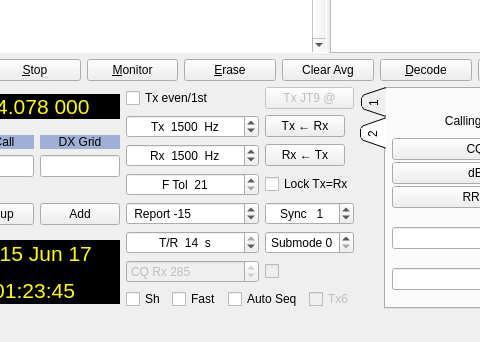
Qt form mainwindow.ui (saitohirga/WSJT-X) before a commit; both pictures show x 120 to 600 and y 223 to 565 of the 896 by 565 pixel window.
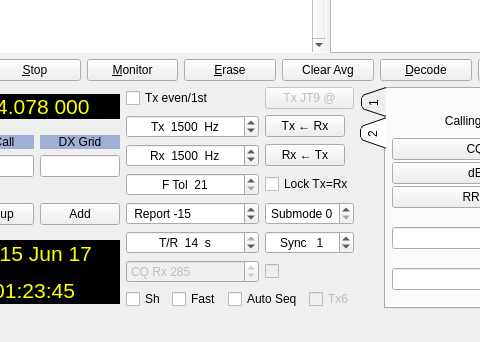
The same form after that commit. Custom widgets are drawn as their Qt base class.

Commit message: Trying to make position and status of the central GUI controls correct and logical for VHF and non-VHF usage.

Patch:
```diff
--- a/mainwindow.ui
+++ b/mainwindow.ui
@@ -600,7 +600,7 @@
                </property>
                <item>
                 <layout class="QGridLayout" name="gridLayout_3">
-                 <item row="11" column="1">
+                 <item row="12" column="1">
                   <widget class="QCheckBox" name="cbCQRx">
                    <property name="enabled">
                     <bool>false</bool>
@@ -616,7 +616,7 @@
                    </property>
                   </widget>
                  </item>
-                 <item row="11" column="0">
+                 <item row="12" column="0">
                   <widget class="QSpinBox" name="sbCQRxFreq">
                    <property name="enabled">
                     <bool>false</bool>
@@ -635,48 +635,7 @@
                    </property>
                   </widget>
                  </item>
-                 <item row="6" column="1">
-                  <widget class="QSpinBox" name="syncSpinBox">
-                   <property name="toolTip">
-                    <string>Synchronizing threshold</string>
-                   </property>
-                   <property name="alignment">
-                    <set>Qt::AlignCenter</set>
-                   </property>
-                   <property name="prefix">
-                    <string>Sync   </string>
-                   </property>
-                   <property name="minimum">
-                    <number>-1</number>
-                   </property>
-                   <property name="maximum">
-                    <number>10</number>
-                   </property>
-                   <property name="value">
-                    <number>1</number>
-                   </property>
-                  </widget>
-                 </item>
-                 <item row="8" column="1">
-                  <widget class="LettersSpinBox" name="sbSubmode">
-                   <property name="toolTip">
-                    <string>Submode controls tone spacing (A is narrowest)</string>
-                   </property>
-                   <property name="alignment">
-                    <set>Qt::AlignCenter</set>
-                   </property>
-                   <property name="prefix">
-                    <string>Submode </string>
-                   </property>
-                   <property name="minimum">
-                    <number>0</number>
-                   </property>
-                   <property name="maximum">
-                    <number>7</number>
-                   </property>
-                  </widget>
-                 </item>
-                 <item row="6" column="0">
+                 <item row="7" column="0">
                   <widget class="QSpinBox" name="rptSpinBox">
                    <property name="toolTip">
                     <string>&lt;html&gt;&lt;head/&gt;&lt;body&gt;&lt;p&gt;Signal report (dB)&lt;/p&gt;&lt;/body&gt;&lt;/html&gt;</string>
@@ -695,7 +654,7 @@
                    </property>
                   </widget>
                  </item>
-                 <item row="8" column="0">
+                 <item row="9" column="0">
                   <widget class="LettersSpinBox" name="sbTR">
                    <property name="toolTip">
                     <string>Tx/Rx sequence length</string>
@@ -739,7 +698,7 @@
                    </property>
                   </widget>
                  </item>
-                 <item row="12" column="0" rowspan="2" colspan="2">
+                 <item row="13" column="0" rowspan="2" colspan="2">
                   <widget class="QWidget" name="VHFControls_widget" native="true">
                    <layout class="QGridLayout" name="gridLayout_8">
                     <property name="leftMargin">
@@ -754,7 +713,7 @@
                     <property name="bottomMargin">
                      <number>0</number>
                     </property>
-                    <item row="2" column="0" colspan="2">
+                    <item row="1" column="0" colspan="2">
                      <layout class="QHBoxLayout" name="horizontalLayout_5">
                       <item>
                        <widget class="QCheckBox" name="cbShMsgs">
@@ -813,9 +772,6 @@
                       </item>
                      </layout>
                     </item>
-                    <item row="0" column="0" colspan="2">
-                     <layout class="QHBoxLayout" name="horizontalLayout_11"/>
-                    </item>
                    </layout>
                   </widget>
                  </item>
@@ -860,32 +816,6 @@
                    </property>
                   </widget>
                  </item>
-                 <item row="0" column="0" colspan="2">
-                  <spacer name="verticalSpacer_4">
-                   <property name="orientation">
-                    <enum>Qt::Vertical</enum>
-                   </property>
-                   <property name="sizeHint" stdset="0">
-                    <size>
-                     <width>20</width>
-                     <height>40</height>
-                    </size>
-                   </property>
-                  </spacer>
-                 </item>
-                 <item row="14" column="0" colspan="2">
-                  <spacer name="verticalSpacer">
-                   <property name="orientation">
-                    <enum>Qt::Vertical</enum>
-                   </property>
-                   <property name="sizeHint" stdset="0">
-                    <size>
-                     <width>20</width>
-                     <height>40</height>
-                    </size>
-                   </property>
-                  </spacer>
-                 </item>
                  <item row="5" column="1">
                   <layout class="QHBoxLayout" name="horizontalLayout_4">
                    <property name="spacing">
@@ -967,6 +897,73 @@
                    </property>
                   </widget>
                  </item>
+                 <item row="9" column="1">
+                  <widget class="QSpinBox" name="syncSpinBox">
+                   <property name="toolTip">
+                    <string>Synchronizing threshold</string>
+                   </property>
+                   <property name="alignment">
+                    <set>Qt::AlignCenter</set>
+                   </property>
+                   <property name="prefix">
+                    <string>Sync   </string>
+                   </property>
+                   <property name="minimum">
+                    <number>-1</number>
+                   </property>
+                   <property name="maximum">
+                    <number>10</number>
+                   </property>
+                   <property name="value">
+                    <number>1</number>
+                   </property>
+                  </widget>
+                 </item>
+                 <item row="7" column="1">
+                  <widget class="LettersSpinBox" name="sbSubmode">
+                   <property name="toolTip">
+                    <string>Submode controls tone spacing (A is narrowest)</string>
+                   </property>
+                   <property name="alignment">
+                    <set>Qt::AlignCenter</set>
+                   </property>
+                   <property name="prefix">
+                    <string>Submode </string>
+                   </property>
+                   <property name="minimum">
+                    <number>0</number>
+                   </property>
+                   <property name="maximum">
+                    <number>7</number>
+                   </property>
+                  </widget>
+                 </item>
+                 <item row="0" column="0">
+                  <spacer name="verticalSpacer">
+                   <property name="orientation">
+                    <enum>Qt::Vertical</enum>
+                   </property>
+                   <property name="sizeHint" stdset="0">
+                    <size>
+                     <width>20</width>
+                     <height>40</height>
+                    </size>
+                   </property>
+                  </spacer>
+                 </item>
+                 <item row="15" column="0">
+                  <spacer name="verticalSpacer_4">
+                   <property name="orientation">
+                    <enum>Qt::Vertical</enum>
+                   </property>
+                   <property name="sizeHint" stdset="0">
+                    <size>
+                     <width>20</width>
+                     <height>40</height>
+                    </size>
+                   </property>
+                  </spacer>
+                 </item>
                 </layout>
                </item>
                <item>
@@ -2375,8 +2372,9 @@
     <addaction name="actionJT65"/>
     <addaction name="actionJT9_JT65"/>
     <addaction name="actionJT4"/>
+    <addaction name="separator"/>
     <addaction name="actionWSPR_2"/>
-    <addaction name="actionWSPR_15"/>
+    <addaction name="separator"/>
     <addaction name="actionEcho"/>
     <addaction name="separator"/>
     <addaction name="actionISCAT"/>
```
The commit also changes 2 other files.
